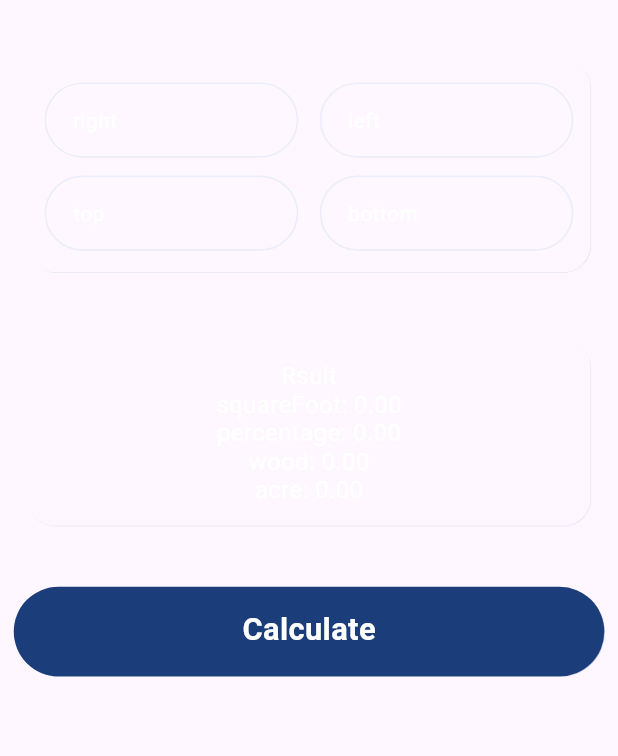
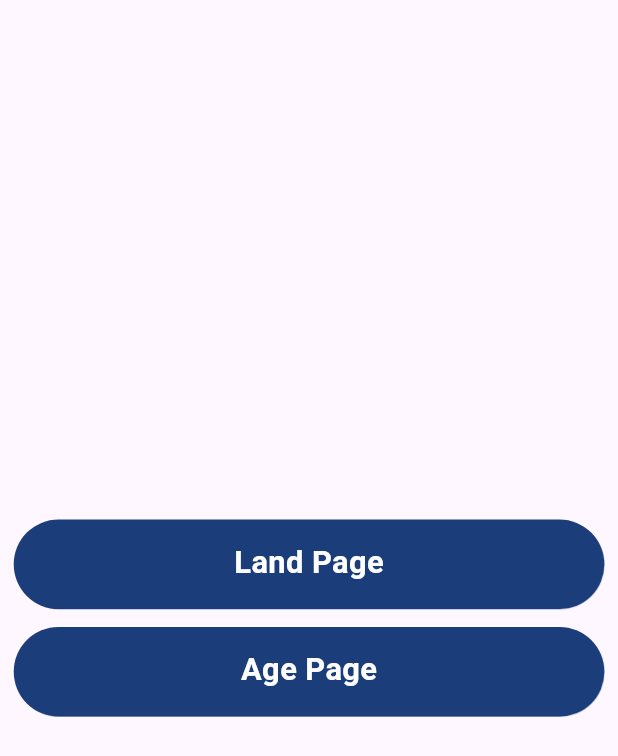
Before and after one commit to Faijul-Islam/Age-and-land-calculation, a Flutter app: the screen it shows after launch, on a phone screen of 412 x 824 dp. Shown: the top 756 px of the screen. Run offline on Flutter 3.47's test engine with Material 3 defaults, Android fonts, the phone set to English and light mode, and no system bars; our stand-ins replace flutter_screenutil; Roboto replaces fonts that are missing (Thasadith).

Commit message:
some changes

```diff
--- a/lib/main.dart
+++ b/lib/main.dart
@@ -1,7 +1,7 @@
+import 'package:age_and_land_calculation/screens/home_screen.dart';
 import 'package:flutter/material.dart';
 import 'package:flutter_screenutil/flutter_screenutil.dart';
 
-import 'screens/land_calculation.dart';
 
 void main() {
   runApp(const MyApp());
@@ -29,7 +29,7 @@ class MyApp extends StatelessWidget {
           home: child,
         );
       },
-      child: const AccountPage(),
+      child: const HomeScreen(),
     );
   }
 }
--- /dev/null
+++ b/lib/screens/home_screen.dart
@@ -0,0 +1,43 @@
+
+import 'package:age_and_land_calculation/widgets/common_button.dart';
+import 'package:flutter/material.dart';
+import 'package:flutter_screenutil/flutter_screenutil.dart';
+
+import 'age_calculation.dart';
+import 'land_calculation.dart';
+
+class HomeScreen extends StatefulWidget {
+  const HomeScreen({Key? key}) : super(key: key);
+
+  @override
+  State<HomeScreen> createState() => _HomeScreenState();
+}
+
+class _HomeScreenState extends State<HomeScreen> {
+  @override
+  Widget build(BuildContext context) {
+    return Scaffold(
+      body: Column(
+        mainAxisAlignment: MainAxisAlignment.center,
+        crossAxisAlignment: CrossAxisAlignment.center,
+        children: [
+          CommonButton(
+              buttonText: "Land Page",
+              onTap: () {
+                Navigator.push(context,
+                    MaterialPageRoute(builder: (_) => const LandCalculation()));
+              }),
+          SizedBox(
+            height: 10.h,
+          ),
+          CommonButton(
+              buttonText: "Age Page",
+              onTap: () {
+                Navigator.push(context,
+                    MaterialPageRoute(builder: (_) => const AgeCalculation()));
+              }),
+        ],
+      ),
+    );
+  }
+}
--- a/lib/widgets/colors.dart
+++ b/lib/widgets/colors.dart
@@ -9,7 +9,7 @@ class CustomColors {
   static const primaryBlue = Color(0xFF12408F);
   //static const primary = Colors.blue;
   static const primary = Color(0xFF12408F);
-  static const bodyColor = Color(0xFFE5EDF5);
+  static const bodyColor = Color(0xFFC2D9F1);
   static const cardColor = Color(0xFFFFFFFF);
 
 }
--- a/lib/widgets/commn_textfield.dart
+++ b/lib/widgets/commn_textfield.dart
@@ -1,5 +1,6 @@
 // ignore_for_file: must_be_immutable
 
+import 'package:age_and_land_calculation/widgets/text_styles.dart';
 import 'package:flutter/material.dart';
 import 'package:flutter/services.dart';
 import 'package:flutter_screenutil/flutter_screenutil.dart';
@@ -38,7 +39,7 @@ class CommonTextField extends StatelessWidget {
       decoration: BoxDecoration(
         color: Theme.of(context).scaffoldBackgroundColor,
          border: Border.all(color:const Color(0xFF4494CE).withOpacity(0.1), width: 1.w),
-        borderRadius: BorderRadius.circular(28.r),
+        borderRadius: BorderRadius.circular(12.r),
       ),
       child: SizedBox(
         height: 44.h,
@@ -52,7 +53,7 @@ class CommonTextField extends StatelessWidget {
           onChanged: onChange,
           textAlign: textAlign,
           // focusNode: _focusNode,
-          style: Theme.of(context).textTheme.displaySmall!.copyWith(fontSize: 14),
+          style: CustomTextStyles.mediumText(12.sp,color: Colors.black),
           decoration: InputDecoration(
             hintText: hint,
             hintStyle: Theme.of(context).textTheme.bodyMedium!.copyWith(fontSize: 14),
@@ -67,7 +68,7 @@ class CommonTextField extends StatelessWidget {
             contentPadding:
             EdgeInsets.only(left: 12.w, top: 0.h, bottom: 0.h,right: 12.w),
             border: OutlineInputBorder(
-                borderRadius: BorderRadius.all(Radius.circular(28.0.r)),
+                borderRadius: BorderRadius.all(Radius.circular(12.0.r)),
                 borderSide: BorderSide.none
             ),
             // disabledBorder: OutlineInputBorder(
@@ -75,7 +76,7 @@ class CommonTextField extends StatelessWidget {
             //     borderSide: BorderSide(
             //         color: Theme.of(context).focusColor, width: .1.w)),
             focusedBorder: OutlineInputBorder(
-                borderRadius: BorderRadius.all(Radius.circular(28.0.r)),
+                borderRadius: BorderRadius.all(Radius.circular(12.0.r)),
                 borderSide: BorderSide(color: Colors.blue, width: .1.w)),
             filled: true,
             //  labelText: widget.title,
--- a/pubspec.yaml
+++ b/pubspec.yaml
@@ -36,6 +36,7 @@ dependencies:
   # Use with the CupertinoIcons class for iOS style icons.
   cupertino_icons: ^1.0.8
   flutter_screenutil: ^5.9.3
+  intl: ^0.19.0
 
 dev_dependencies:
   flutter_test:
```
Also changed, not shown: lib/screens/age_calculation.dart (added, +96 -0 lines), lib/screens/land_calculation.dart (+70 -12 lines), lib/widgets/common_card.dart (+5 -5 lines), pubspec.lock.
